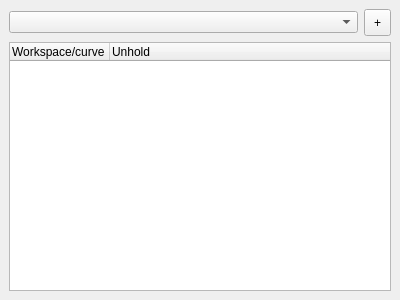
Old version of the form qt/python/mantidqt/widgets/superplot/superplotSide.ui in the repository mantidproject/mantid.
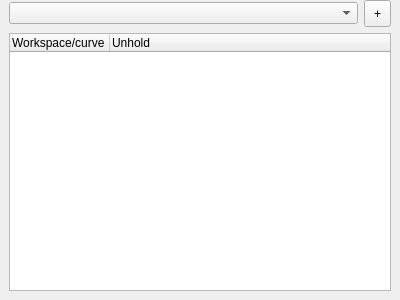
New version of the form. Custom widgets are drawn as their Qt base class.

Commit message: [SPLOT] remove margins

```diff
--- a/qt/python/mantidqt/widgets/superplot/superplotSide.ui
+++ b/qt/python/mantidqt/widgets/superplot/superplotSide.ui
@@ -21,6 +21,9 @@
     <property name="sizeConstraint">
      <enum>QLayout::SetMinimumSize</enum>
     </property>
+    <property name="topMargin">
+     <number>0</number>
+    </property>
     <item row="1" column="0" colspan="3">
      <widget class="QTreeWidget" name="workspacesList">
       <property name="minimumSize">
```
The commit also changes 1 other file.
